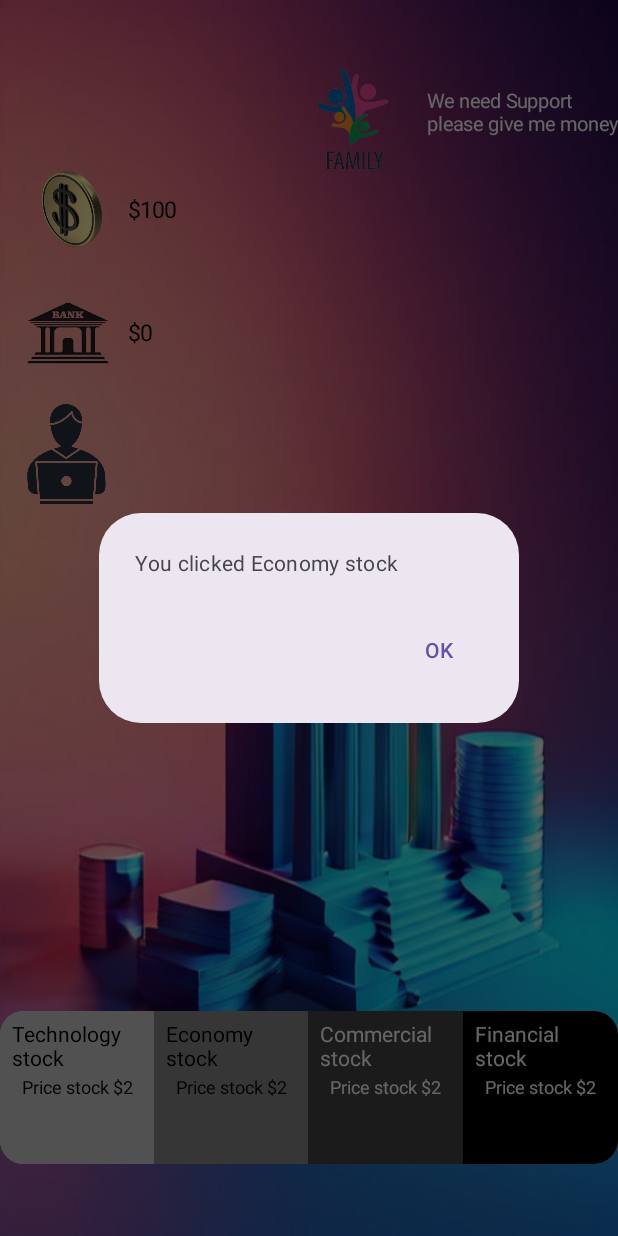
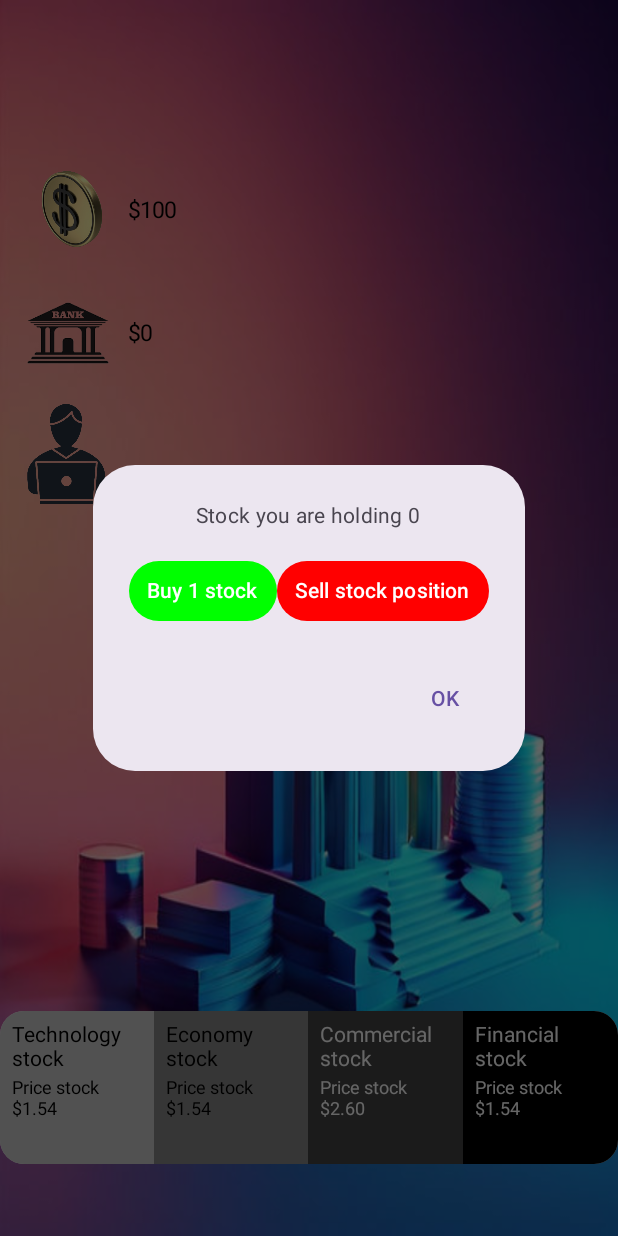
Before and after one commit to r-elopre/Financial_Manager, an Android app built with Jetpack Compose: the screen it shows after launch (MainActivity), after a tap on "Economy stock", on a phone screen of 412 x 824 dp. Run offline under Robolectric (Android 15) with nearby library versions, the light colour scheme and no system bars; 1 other tap on this screen came first.

Commit message:
add investing functionality

```diff
--- a/app/src/main/java/com/example/financialmanager/functions/StockCategories.kt
+++ b/app/src/main/java/com/example/financialmanager/functions/StockCategories.kt
@@ -14,13 +14,44 @@ import androidx.compose.ui.draw.clip
 import androidx.compose.ui.graphics.Color
 import androidx.compose.ui.unit.dp
 import androidx.compose.ui.unit.sp
+import com.example.financialmanager.viewModel.HomeViewModel
+import kotlinx.coroutines.delay
+import kotlinx.coroutines.launch
+import androidx.compose.material3.ButtonDefaults
+
 
 @Composable
 fun BoxScope.StockCategories(
     showDialog: MutableState<Boolean>,
     dialogText: MutableState<String>,
-    alignment: Alignment = Alignment.BottomCenter // Accept alignment as a parameter
+    alignment: Alignment = Alignment.BottomCenter, // Accept alignment as a parameter
+    viewModel: HomeViewModel // Add viewModel as a parameter
 ) {
+    val techStockCount = remember { mutableStateOf(0) }
+    val economyStockCount = remember { mutableStateOf(0) }
+    val commercialStockCount = remember { mutableStateOf(0) }
+    val financialStockCount = remember { mutableStateOf(0) }
+    val selectedStockCount = remember { mutableStateOf(techStockCount) }
+
+    val techStockPrice = remember { mutableStateOf(2.0) }
+    val economyStockPrice = remember { mutableStateOf(2.0) }
+    val commercialStockPrice = remember { mutableStateOf(2.0) }
+    val financialStockPrice = remember { mutableStateOf(2.0) }
+
+    val coroutineScope = rememberCoroutineScope()
+
+    LaunchedEffect(Unit) {
+        coroutineScope.launch {
+            while (true) {
+                delay(10000)
+                updateStockPrice(techStockPrice)
+                updateStockPrice(economyStockPrice)
+                updateStockPrice(commercialStockPrice)
+                updateStockPrice(financialStockPrice)
+            }
+        }
+    }
+
     Box(
         modifier = Modifier
             .fillMaxWidth()
@@ -39,6 +70,7 @@ fun BoxScope.StockCategories(
                     .padding(8.dp)
                     .clickable {
                         dialogText.value = "You clicked Technology stock"
+                        selectedStockCount.value = techStockCount
                         showDialog.value = true
                     },
                 horizontalAlignment = Alignment.CenterHorizontally
@@ -49,7 +81,7 @@ fun BoxScope.StockCategories(
                 )
                 Spacer(modifier = Modifier.height(4.dp))
                 Text(
-                    text = "Price stock $2",
+                    text = "Price stock $${String.format("%.2f", techStockPrice.value)}",
                     fontSize = 12.sp,
                     color = Color.Black
                 )
@@ -62,6 +94,7 @@ fun BoxScope.StockCategories(
                     .padding(8.dp)
                     .clickable {
                         dialogText.value = "You clicked Economy stock"
+                        selectedStockCount.value = economyStockCount
                         showDialog.value = true
                     },
                 horizontalAlignment = Alignment.CenterHorizontally
@@ -72,7 +105,7 @@ fun BoxScope.StockCategories(
                 )
                 Spacer(modifier = Modifier.height(4.dp))
                 Text(
-                    text = "Price stock $2",
+                    text = "Price stock $${String.format("%.2f", economyStockPrice.value)}",
                     fontSize = 12.sp,
                     color = Color.Black
                 )
@@ -85,6 +118,7 @@ fun BoxScope.StockCategories(
                     .padding(8.dp)
                     .clickable {
                         dialogText.value = "You clicked Commercial stock"
+                        selectedStockCount.value = commercialStockCount
                         showDialog.value = true
                     },
                 horizontalAlignment = Alignment.CenterHorizontally
@@ -96,7 +130,7 @@ fun BoxScope.StockCategories(
                 )
                 Spacer(modifier = Modifier.height(4.dp))
                 Text(
-                    text = "Price stock $2",
+                    text = "Price stock $${String.format("%.2f", commercialStockPrice.value)}",
                     fontSize = 12.sp,
                     color = Color.White
                 )
@@ -109,6 +143,7 @@ fun BoxScope.StockCategories(
                     .padding(8.dp)
                     .clickable {
                         dialogText.value = "You clicked Financial stock"
+                        selectedStockCount.value = financialStockCount
                         showDialog.value = true
                     },
                 horizontalAlignment = Alignment.CenterHorizontally
@@ -120,7 +155,7 @@ fun BoxScope.StockCategories(
                 )
                 Spacer(modifier = Modifier.height(4.dp))
                 Text(
-                    text = "Price stock $2",
+                    text = "Price stock $${String.format("%.2f", financialStockPrice.value)}",
                     fontSize = 12.sp,
                     color = Color.White
                 )
@@ -133,14 +168,67 @@ fun BoxScope.StockCategories(
             onDismissRequest = {
                 showDialog.value = false
             },
+            text = {
+                Column(horizontalAlignment = Alignment.CenterHorizontally) {
+                    Text(text = "Stock you are holding ${selectedStockCount.value.value}")
+                    Spacer(modifier = Modifier.height(16.dp))
+                    Row(horizontalArrangement = Arrangement.SpaceEvenly) {
+                        TextButton(
+                            onClick = {
+                                val stockPrice = when (selectedStockCount.value) {
+                                    techStockCount -> techStockPrice.value
+                                    economyStockCount -> economyStockPrice.value
+                                    commercialStockCount -> commercialStockPrice.value
+                                    financialStockCount -> financialStockPrice.value
+                                    else -> 0.0
+                                }
+                                viewModel.buyStock(stockPrice)
+                                selectedStockCount.value.value += 1
+                            },
+                            colors = ButtonDefaults.buttonColors(
+                                containerColor = Color.Green
+                            )
+                        ) {
+                            Text("Buy 1 stock")
+                        }
+
+                        TextButton(
+                            onClick = {
+                                if (selectedStockCount.value.value > 0) {
+                                    val stockPrice = when (selectedStockCount.value) {
+                                        techStockCount -> techStockPrice.value
+                                        economyStockCount -> economyStockPrice.value
+                                        commercialStockCount -> commercialStockPrice.value
+                                        financialStockCount -> financialStockPrice.value
+                                        else -> 0.0
+                                    }
+                                    viewModel.sellStock(stockPrice)
+                                    selectedStockCount.value.value -= 1
+                                }
+                            },
+                            colors = ButtonDefaults.buttonColors(
+                                containerColor = Color.Red
+                            )
+                        ) {
+                            Text("Sell stock position")
+                        }
+                    }
+                }
+            },
             confirmButton = {
                 TextButton(onClick = { showDialog.value = false }) {
                     Text("OK")
                 }
-            },
-            text = {
-                Text(dialogText.value)
             }
         )
     }
 }
+
+fun updateStockPrice(stockPrice: MutableState<Double>) {
+    val chance = (1..100).random()
+    if (chance <= 60) {
+        stockPrice.value *= 1.3
+    } else {
+        stockPrice.value /= 1.3
+    }
+}
--- a/app/src/main/java/com/example/financialmanager/view/Home.kt
+++ b/app/src/main/java/com/example/financialmanager/view/Home.kt
@@ -32,12 +32,13 @@ fun HomeScreen() {
 
         ContentColumn(viewModel, showBankLoanDialog)
 
-        FamilyBox()
+        //FamilyBox()
 
         StockCategories(
             showDialog = remember { mutableStateOf(false) },
             dialogText = remember { mutableStateOf("") },
-            alignment = Alignment.BottomCenter // Pass alignment here
+            alignment = Alignment.BottomCenter, // Pass alignment here
+            viewModel = viewModel // Pass the viewModel here
         )
     }
 
```
Also changed, not shown: app/src/main/java/com/example/financialmanager/viewModel/HomeViewModel.kt (+14 -0 lines).
